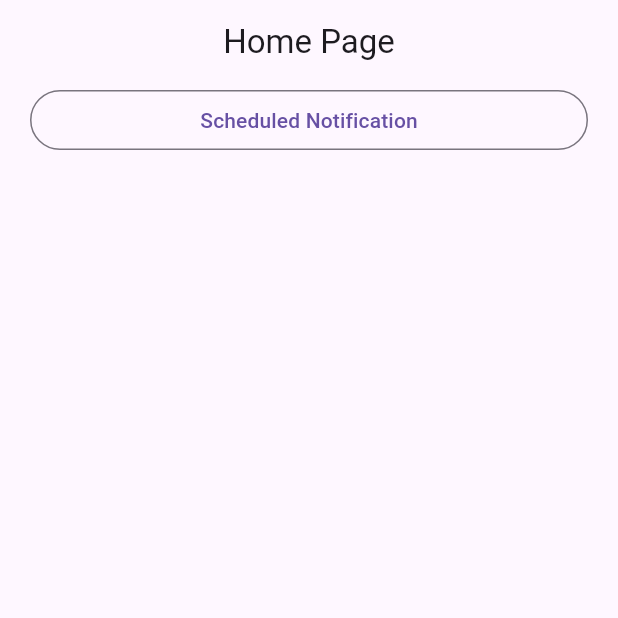
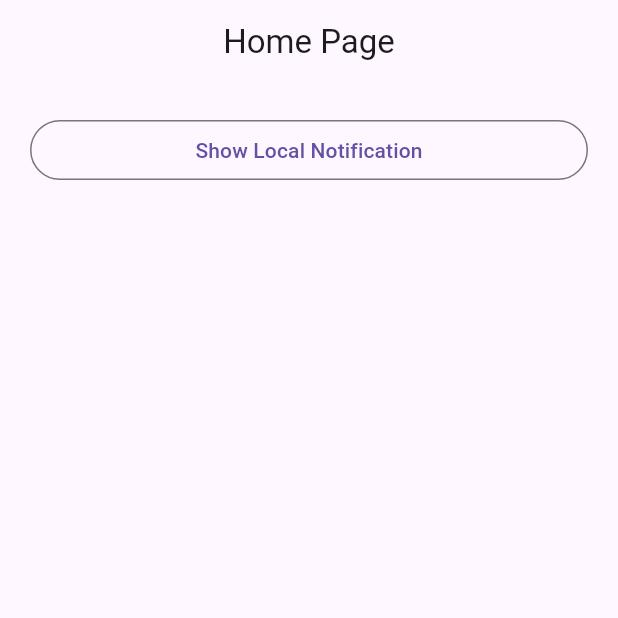
Before and after one commit to Caknoooo/PPB6-NotificationWithFirebase, a Flutter app: the screen it shows after launch, on a phone screen of 412 x 824 dp, the top half of it. Run offline on Flutter 3.47's test engine with Material 3 defaults, Android fonts, the phone set to English and light mode, and no system bars; our stand-ins replace awesome_notifications, firebase_core, firebase_messaging; accounts and stored records are empty.

Commit message:
feat: integrated firebase with awesome notification

```diff
--- a/lib/main.dart
+++ b/lib/main.dart
@@ -1,3 +1,4 @@
+import 'package:firebase_core/firebase_core.dart';
 import 'package:flutter/material.dart';
 import 'package:notification/screens/home_screen.dart';
 import 'package:notification/screens/second_screen.dart';
@@ -5,6 +6,9 @@ import 'package:notification/services/notification_service.dart';
 
 void main() async {
   WidgetsFlutterBinding.ensureInitialized();
+
+  await Firebase.initializeApp();
+
   await NotificationService.initializeNotification();
 
   runApp(const MyApp());
@@ -15,7 +19,6 @@ class MyApp extends StatelessWidget {
 
   static GlobalKey<NavigatorState> navigatorKey = GlobalKey<NavigatorState>();
 
-  // This widget is the root of your application.
   @override
   Widget build(BuildContext context) {
     return MaterialApp(
--- a/lib/screens/home_screen.dart
+++ b/lib/screens/home_screen.dart
@@ -11,17 +11,16 @@ class HomeScreen extends StatelessWidget {
       body: ListView(
         padding: const EdgeInsets.symmetric(horizontal: 20),
         children: [
+          const SizedBox(height: 20),
           OutlinedButton(
             onPressed: () async {
               await NotificationService.createNotification(
-                id: 5,
-                title: 'Scheduled Notification',
-                body: 'This is the body of the notification',
-                scheduled: true,
-                interval: Duration(seconds: 5),
+                id: 1,
+                title: 'Local Notification',
+                body: 'This is a simple local notification',
               );
             },
-            child: const Text('Scheduled Notification'),
+            child: const Text('Show Local Notification'),
           ),
         ],
       ),
--- a/lib/services/notification_service.dart
+++ b/lib/services/notification_service.dart
@@ -1,9 +1,9 @@
 import 'package:awesome_notifications/awesome_notifications.dart';
+import 'package:firebase_messaging/firebase_messaging.dart';
 import 'package:flutter/material.dart';
 
 class NotificationService {
   static Future<void> initializeNotification() async {
-    // Initialize Awesome Notifications
     await AwesomeNotifications().initialize(
       null,
       [
@@ -29,42 +29,65 @@ class NotificationService {
       debug: true,
     );
 
-    // Request notification permissions
     await AwesomeNotifications().isNotificationAllowed().then((isAllowed) {
       if (!isAllowed) {
         AwesomeNotifications().requestPermissionToSendNotifications();
       }
     });
 
-    // Set notification listeners
     await AwesomeNotifications().setListeners(
       onActionReceivedMethod: _onActionReceivedMethod,
       onNotificationCreatedMethod: _onNotificationCreateMethod,
       onNotificationDisplayedMethod: _onNotificationDisplayedMethod,
       onDismissActionReceivedMethod: _onDismissActionReceivedMethod,
     );
+
+    await _initializeFirebaseMessaging();
   }
 
-  // Listeners
+  static Future<void> _initializeFirebaseMessaging() async {
+    FirebaseMessaging messaging = FirebaseMessaging.instance;
 
+    await messaging.requestPermission(alert: true, badge: true, sound: true);
+
+    String? token = await messaging.getToken();
+    print('FCM Token: $token');
+
+    FirebaseMessaging.onMessage.listen((RemoteMessage message) {
+      print('Got a message whilst in the foreground!');
+
+      if (message.notification != null) {
+        createNotification(
+          id: message.hashCode,
+          title: message.notification?.title ?? 'Notifikasi',
+          body: message.notification?.body ?? 'Anda memiliki notifikasi baru',
+        );
+      }
+    });
+  }
+
+  @pragma('vm:entry-point')
   static Future<void> _onNotificationCreateMethod(
     ReceivedNotification receivedNotification,
   ) async {
     debugPrint('Notification created: ${receivedNotification.title}');
   }
 
+  @pragma('vm:entry-point')
   static Future<void> _onNotificationDisplayedMethod(
     ReceivedNotification receivedNotification,
   ) async {
     debugPrint('Notification displayed: ${receivedNotification.title}');
   }
 
+  @pragma('vm:entry-point')
   static Future<void> _onDismissActionReceivedMethod(
     ReceivedNotification receivedNotification,
   ) async {
     debugPrint('Notification dismissed: ${receivedNotification.title}');
   }
 
+  @pragma('vm:entry-point')
   static Future<void> _onActionReceivedMethod(
     ReceivedNotification receivedNotification,
   ) async {
--- a/pubspec.yaml
+++ b/pubspec.yaml
@@ -35,6 +35,9 @@ dependencies:
   # Use with the CupertinoIcons class for iOS style icons.
   cupertino_icons: ^1.0.8
   awesome_notifications: ^0.10.1
+  firebase_core: ^3.13.0
+  firebase_auth: ^5.5.3
+  firebase_messaging: ^15.2.5
 
 dev_dependencies:
   flutter_test:
```
Also changed, not shown: firebase.json (added), lib/firebase_options.dart (added), pubspec.lock, 6 other files.
